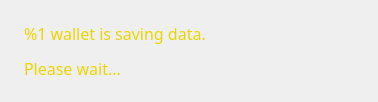
Above: src/gui/ui/exitwidget.ui from aejontargaryen/FanGoldWallet before the change. Below: the same form after it.
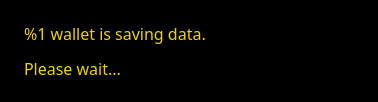
That is the form after the change.

What changed in the file:
```diff
--- a/src/gui/ui/exitwidget.ui
+++ b/src/gui/ui/exitwidget.ui
@@ -14,7 +14,7 @@
    <string>Saving data</string>
   </property>
   <property name="styleSheet">
-   <string notr="true"/>
+   <string notr="true">background-color: rgb(0, 0, 0);</string>
   </property>
   <layout class="QHBoxLayout" name="horizontalLayout" stretch="0,1">
    <item>
@@ -42,30 +42,12 @@
          </brush>
         </colorrole>
         <colorrole role="Button">
-         <brush brushstyle="LinearGradientPattern">
-          <gradient startx="0.000000000000000" starty="0.000000000000000" endx="0.841000000000000" endy="1.000000000000000" type="LinearGradient" spread="PadSpread" coordinatemode="ObjectBoundingMode">
-           <gradientstop position="0.000000000000000">
+         <brush brushstyle="SolidPattern">
             <color alpha="255">
              <red>0</red>
              <green>0</green>
              <blue>0</blue>
             </color>
-           </gradientstop>
-           <gradientstop position="0.283582000000000">
-            <color alpha="255">
-             <red>47</red>
-             <green>48</green>
-             <blue>46</blue>
-            </color>
-           </gradientstop>
-           <gradientstop position="1.000000000000000">
-            <color alpha="255">
-             <red>106</red>
-             <green>106</green>
-             <blue>106</blue>
-            </color>
-           </gradientstop>
-          </gradient>
          </brush>
         </colorrole>
         <colorrole role="Light">
@@ -132,57 +114,21 @@
          </brush>
         </colorrole>
         <colorrole role="Base">
-         <brush brushstyle="LinearGradientPattern">
-          <gradient startx="0.000000000000000" starty="0.000000000000000" endx="0.841000000000000" endy="1.000000000000000" type="LinearGradient" spread="PadSpread" coordinatemode="ObjectBoundingMode">
-           <gradientstop position="0.000000000000000">
+         <brush brushstyle="SolidPattern">
             <color alpha="255">
              <red>0</red>
              <green>0</green>
              <blue>0</blue>
             </color>
-           </gradientstop>
-           <gradientstop position="0.283582000000000">
-            <color alpha="255">
-             <red>47</red>
-             <green>48</green>
-             <blue>46</blue>
-            </color>
-           </gradientstop>
-           <gradientstop position="1.000000000000000">
-            <color alpha="255">
-             <red>106</red>
-             <green>106</green>
-             <blue>106</blue>
-            </color>
-           </gradientstop>
-          </gradient>
          </brush>
         </colorrole>
         <colorrole role="Window">
-         <brush brushstyle="LinearGradientPattern">
-          <gradient startx="0.000000000000000" starty="0.000000000000000" endx="0.841000000000000" endy="1.000000000000000" type="LinearGradient" spread="PadSpread" coordinatemode="ObjectBoundingMode">
-           <gradientstop position="0.000000000000000">
+         <brush brushstyle="SolidPattern">
             <color alpha="255">
              <red>0</red>
              <green>0</green>
              <blue>0</blue>
             </color>
-           </gradientstop>
-           <gradientstop position="0.283582000000000">
-            <color alpha="255">
-             <red>47</red>
-             <green>48</green>
-             <blue>46</blue>
-            </color>
-           </gradientstop>
-           <gradientstop position="1.000000000000000">
-            <color alpha="255">
-             <red>106</red>
-             <green>106</green>
-             <blue>106</blue>
-            </color>
-           </gradientstop>
-          </gradient>
          </brush>
         </colorrole>
         <colorrole role="Shadow">
@@ -233,30 +179,12 @@
          </brush>
         </colorrole>
         <colorrole role="Button">
-         <brush brushstyle="LinearGradientPattern">
-          <gradient startx="0.000000000000000" starty="0.000000000000000" endx="0.841000000000000" endy="1.000000000000000" type="LinearGradient" spread="PadSpread" coordinatemode="ObjectBoundingMode">
-           <gradientstop position="0.000000000000000">
+         <brush brushstyle="SolidPattern">
             <color alpha="255">
              <red>0</red>
              <green>0</green>
              <blue>0</blue>
             </color>
-           </gradientstop>
-           <gradientstop position="0.283582000000000">
-            <color alpha="255">
-             <red>47</red>
-             <green>48</green>
-             <blue>46</blue>
-            </color>
-           </gradientstop>
-           <gradientstop position="1.000000000000000">
-            <color alpha="255">
-             <red>106</red>
-             <green>106</green>
-             <blue>106</blue>
-            </color>
-           </gradientstop>
-          </gradient>
          </brush>
         </colorrole>
         <colorrole role="Light">
@@ -323,57 +251,21 @@
          </brush>
         </colorrole>
         <colorrole role="Base">
-         <brush brushstyle="LinearGradientPattern">
-          <gradient startx="0.000000000000000" starty="0.000000000000000" endx="0.841000000000000" endy="1.000000000000000" type="LinearGradient" spread="PadSpread" coordinatemode="ObjectBoundingMode">
-           <gradientstop position="0.000000000000000">
+         <brush brushstyle="SolidPattern">
             <color alpha="255">
              <red>0</red>
              <green>0</green>
              <blue>0</blue>
             </color>
-           </gradientstop>
-           <gradientstop position="0.283582000000000">
-            <color alpha="255">
-             <red>47</red>
-             <green>48</green>
-             <blue>46</blue>
-            </color>
-           </gradientstop>
-           <gradientstop position="1.000000000000000">
-            <color alpha="255">
-             <red>106</red>
-             <green>106</green>
-             <blue>106</blue>
-            </color>
-           </gradientstop>
-          </gradient>
          </brush>
         </colorrole>
         <colorrole role="Window">
-         <brush brushstyle="LinearGradientPattern">
-          <gradient startx="0.000000000000000" starty="0.000000000000000" endx="0.841000000000000" endy="1.000000000000000" type="LinearGradient" spread="PadSpread" coordinatemode="ObjectBoundingMode">
-           <gradientstop position="0.000000000000000">
+         <brush brushstyle="SolidPattern">
             <color alpha="255">
              <red>0</red>
              <green>0</green>
              <blue>0</blue>
             </color>
-           </gradientstop>
-           <gradientstop position="0.283582000000000">
-            <color alpha="255">
-             <red>47</red>
-             <green>48</green>
-             <blue>46</blue>
-            </color>
-           </gradientstop>
-           <gradientstop position="1.000000000000000">
-            <color alpha="255">
-             <red>106</red>
-             <green>106</green>
-             <blue>106</blue>
-            </color>
-           </gradientstop>
-          </gradient>
          </brush>
         </colorrole>
         <colorrole role="Shadow">
@@ -424,30 +316,12 @@
          </brush>
         </colorrole>
         <colorrole role="Button">
-         <brush brushstyle="LinearGradientPattern">
-          <gradient startx="0.000000000000000" starty="0.000000000000000" endx="0.841000000000000" endy="1.000000000000000" type="LinearGradient" spread="PadSpread" coordinatemode="ObjectBoundingMode">
-           <gradientstop position="0.000000000000000">
+         <brush brushstyle="SolidPattern">
             <color alpha="255">
              <red>0</red>
              <green>0</green>
              <blue>0</blue>
             </color>
-           </gradientstop>
-           <gradientstop position="0.283582000000000">
-            <color alpha="255">
-             <red>47</red>
-             <green>48</green>
-             <blue>46</blue>
-            </color>
-           </gradientstop>
-           <gradientstop position="1.000000000000000">
-            <color alpha="255">
-             <red>106</red>
-             <green>106</green>
-             <blue>106</blue>
-            </color>
-           </gradientstop>
-          </gradient>
          </brush>
         </colorrole>
         <colorrole role="Light">
@@ -514,57 +388,21 @@
          </brush>
         </colorrole>
         <colorrole role="Base">
-         <brush brushstyle="LinearGradientPattern">
-          <gradient startx="0.000000000000000" starty="0.000000000000000" endx="0.841000000000000" endy="1.000000000000000" type="LinearGradient" spread="PadSpread" coordinatemode="ObjectBoundingMode">
-           <gradientstop position="0.000000000000000">
+         <brush brushstyle="SolidPattern">
             <color alpha="255">
              <red>0</red>
              <green>0</green>
              <blue>0</blue>
             </color>
-           </gradientstop>
-           <gradientstop position="0.283582000000000">
-            <color alpha="255">
-             <red>47</red>
-             <green>48</green>
-             <blue>46</blue>
-            </color>
-           </gradientstop>
-           <gradientstop position="1.000000000000000">
-            <color alpha="255">
-             <red>106</red>
-             <green>106</green>
-             <blue>106</blue>
-            </color>
-           </gradientstop>
-          </gradient>
          </brush>
         </colorrole>
         <colorrole role="Window">
-         <brush brushstyle="LinearGradientPattern">
-          <gradient startx="0.000000000000000" starty="0.000000000000000" endx="0.841000000000000" endy="1.000000000000000" type="LinearGradient" spread="PadSpread" coordinatemode="ObjectBoundingMode">
-           <gradientstop position="0.000000000000000">
+         <brush brushstyle="SolidPattern">
             <color alpha="255">
              <red>0</red>
              <green>0</green>
              <blue>0</blue>
             </color>
-           </gradientstop>
-           <gradientstop position="0.283582000000000">
-            <color alpha="255">
-             <red>47</red>
-             <green>48</green>
-             <blue>46</blue>
-            </color>
-           </gradientstop>
-           <gradientstop position="1.000000000000000">
-            <color alpha="255">
-             <red>106</red>
-             <green>106</green>
-             <blue>106</blue>
-            </color>
-           </gradientstop>
-          </gradient>
          </brush>
         </colorrole>
         <colorrole role="Shadow">
```
Left out of the diff: 1 changed line with no effect on the pictures. Lines whose indentation alone changed are shown as unchanged.
